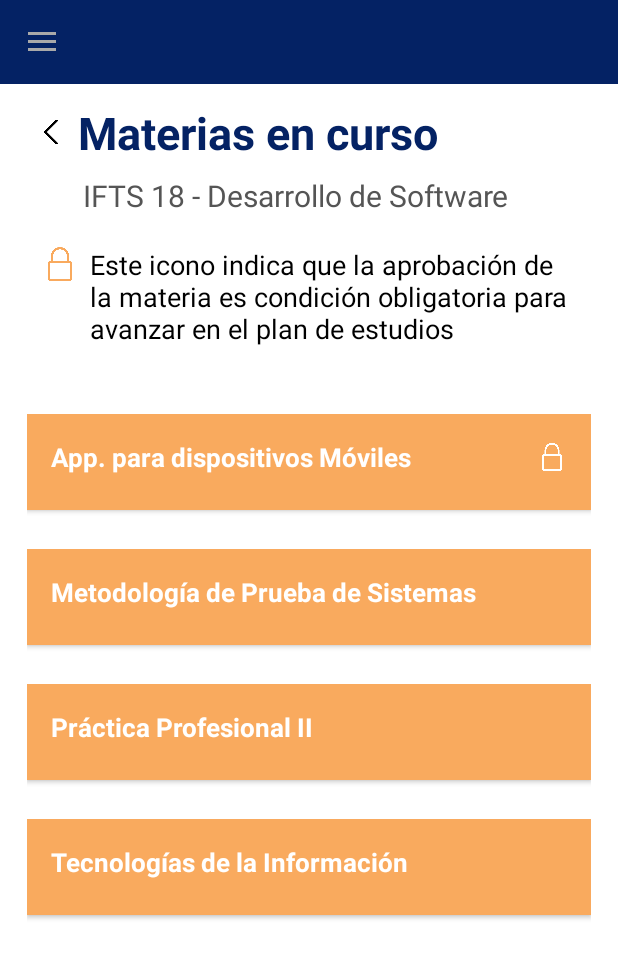
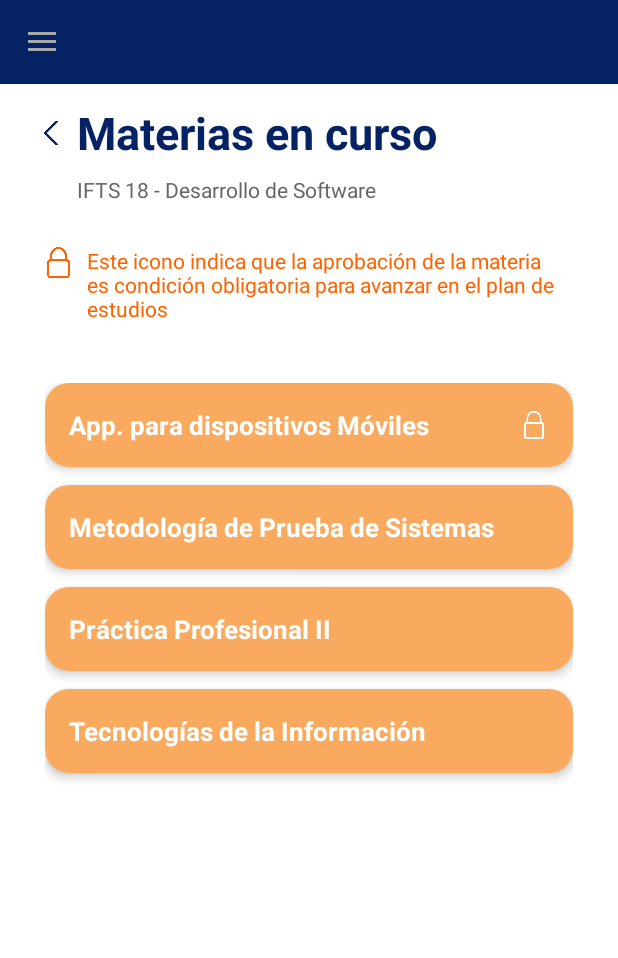
Before and after one commit to juan4450/TPfinal-Mobile, an Android app built with Jetpack Compose: the MateriasActivity screen opened directly, with no data from a screen before it, on a phone screen of 412 x 824 dp. Shown: the top 958 px of the screen. Run offline under Robolectric (Android 15) with nearby library versions, the phone set to English and light mode, and no system bars.

Commit message:
ajustes de diseño

```diff
--- a/app/src/main/java/com/example/tpfinalmobile/MateriasActivity.kt
+++ b/app/src/main/java/com/example/tpfinalmobile/MateriasActivity.kt
@@ -39,7 +39,7 @@ class MateriasActivity : BaseActivity() {
                 presentismo = 75,
                 apertura = "15 de mayo de 2025",
                 profesor = "Prof. Alejandro Peña",
-                horarios = "Martes 18hs a 22hs - Miércoles 18hs a 22hs",
+                horarios = "Martes 18 a 22 - Miércoles 18 a 22",
                 esObligatoria = true
             ),
             Materia(
@@ -50,7 +50,7 @@ class MateriasActivity : BaseActivity() {
                 presentismo = 80,
                 apertura = "11 de mayo de 2025",
                 profesor = "Prof. Martínez",
-                horarios = "Lunes 18hs a 22hs - Miércoles 18hs a 22hs",
+                horarios = "Lunes 18 a 22 - Miércoles 18 a 22",
                 esObligatoria = false
             ),
             Materia(
@@ -61,7 +61,7 @@ class MateriasActivity : BaseActivity() {
                 presentismo = 65,
                 apertura = "3 de junio de 2025",
                 profesor = "Prof. Fernández",
-                horarios = "Martes 18hs a 22hs - Jueves 18hs a 22hs",
+                horarios = "Martes 18 a 22 - Jueves 18 a 22",
                 esObligatoria = false
             ),
             Materia(
@@ -72,7 +72,7 @@ class MateriasActivity : BaseActivity() {
                 presentismo = 75,
                 apertura = "7 de mayo de 2025",
                 profesor = "Prof. López",
-                horarios = "Miércoles 18hs a 22hs - Viernes 18hs a 22hs",
+                horarios = "Miércoles 18 a 22 - Viernes 18 a 22",
                 esObligatoria = false
             )
         )
--- a/app/src/main/res/drawable/bg_boton_materia.xml
+++ b/app/src/main/res/drawable/bg_boton_materia.xml
@@ -1,5 +1,5 @@
 <?xml version="1.0" encoding="utf-8"?>
-<shape xmlns:android="http://schemas.android.com/apk/res/android" android:shape="rectangle">
+<shape xmlns:android="http://schemas.android.com/apk/res/android">
     <solid android:color="@color/button" />
     <corners android:radius="16dp" />
 </shape>
--- a/app/src/main/res/drawable/bg_boton_redondeado_naranja.xml
+++ b/app/src/main/res/drawable/bg_boton_redondeado_naranja.xml
@@ -1,5 +1,5 @@
 <?xml version="1.0" encoding="utf-8"?>
-<shape xmlns:android="http://schemas.android.com/apk/res/android" android:shape="rectangle">
+<shape xmlns:android="http://schemas.android.com/apk/res/android" >
     <solid android:color="@color/colorAccent" />
     <corners android:radius="20dp"/>
 </shape>
--- a/app/src/main/res/layout/activity_materias.xml
+++ b/app/src/main/res/layout/activity_materias.xml
@@ -22,75 +22,87 @@
             android:title=""
             app:popupTheme="@style/ThemeOverlay.AppCompat.Light" />
 
-        <RelativeLayout
+
+        <androidx.constraintlayout.widget.ConstraintLayout
             android:layout_width="match_parent"
             android:layout_height="wrap_content"
             android:background="@android:color/white"
+            android:paddingTop="12dp"
+            android:paddingBottom="8dp"
             android:paddingStart="16dp"
-            android:paddingTop="12dp"
             android:paddingEnd="16dp"
-            android:paddingBottom="8dp">
+            app:layout_constraintStart_toStartOf="parent"
+            app:layout_constraintTop_toBottomOf="@id/toolbar">
 
             <ImageView
                 android:id="@+id/btnVolver"
                 android:layout_width="24dp"
                 android:layout_height="24dp"
-                android:layout_alignParentStart="true"
                 android:layout_marginStart="6dp"
                 android:layout_marginTop="8dp"
                 android:layout_marginBottom="8dp"
                 android:background="@android:color/transparent"
-                android:contentDescription="@string/volver"
-                android:src="@drawable/ic_back" />
+                android:src="@drawable/ic_back"
+                app:tint="@color/colorPrimary"
+                app:layout_constraintStart_toStartOf="parent"
+                app:layout_constraintTop_toTopOf="parent"
+                app:layout_constraintBottom_toBottomOf="@id/tvTitulo" />
 
             <TextView
                 android:id="@+id/tvTitulo"
-                android:layout_width="wrap_content"
+                android:layout_width="0dp"
                 android:layout_height="wrap_content"
-                android:layout_marginStart="6dp"
-                android:layout_toEndOf="@+id/btnVolver"
                 android:text="@string/materias_titulo"
+                android:layout_marginStart="5dp"
+                android:textSize="30sp"
+                android:textStyle="bold"
                 android:textColor="@color/colorPrimary"
-                android:textSize="30sp"
-                android:textStyle="bold" />
-        </RelativeLayout>
+                app:layout_constraintStart_toEndOf="@id/btnVolver"
+                app:layout_constraintEnd_toEndOf="parent"
+                app:layout_constraintTop_toTopOf="parent"
+                app:layout_constraintBottom_toBottomOf="@id/btnVolver" />
 
-        <TextView
-            android:id="@+id/tvSubtitulo"
-            android:layout_width="393dp"
-            android:layout_height="wrap_content"
-            android:layout_marginBottom="8dp"
-            android:gravity="center"
-            android:text="@string/materias_subtitulo"
-            android:textColor="@color/textSecondary"
-            android:textSize="20sp" />
+            <TextView
+                android:id="@+id/tvSubtitulo"
+                android:layout_width="0dp"
+                android:layout_height="wrap_content"
+                android:layout_marginTop="8dp"
+                android:layout_marginBottom="8dp"
+                android:text="@string/home_user_details"
+                android:textColor="@color/grisOscuro"
+                android:textSize="14sp"
+                app:layout_constraintStart_toStartOf="@id/tvTitulo"
+                app:layout_constraintTop_toBottomOf="@id/tvTitulo"
+                app:layout_constraintEnd_toEndOf="parent" />
+
+        </androidx.constraintlayout.widget.ConstraintLayout>
 
         <LinearLayout
             android:layout_width="match_parent"
             android:layout_height="98dp"
+            android:layout_marginTop="8dp"
             android:layout_marginStart="16dp"
             android:layout_marginEnd="16dp"
-            android:layout_marginBottom="8dp"
             android:background="#00F2F2F2"
             android:orientation="horizontal"
             android:padding="12dp">
 
             <ImageView
-                android:layout_width="24dp"
-                android:layout_height="24dp"
+                android:layout_width="22dp"
+                android:layout_height="22dp"
                 android:layout_marginEnd="8dp"
                 android:backgroundTint="@color/colorMateria1"
                 android:contentDescription="@string/materia_obligatoria"
                 android:src="@drawable/ic_lock"
-                app:tint="@color/colorMateria1" />
+                app:tint="@color/icon_orange" />
 
             <TextView
                 android:layout_width="0dp"
                 android:layout_height="wrap_content"
                 android:layout_weight="1"
                 android:text="@string/materia_obligatoria_texto"
-                android:textColor="@android:color/black"
-                android:textSize="18sp" />
+                android:textColor="@color/icon_orange"
+                android:textSize="14sp" />
         </LinearLayout>
 
         <!-- Lista de materias -->
@@ -99,7 +111,9 @@
             android:layout_width="match_parent"
             android:layout_height="0dp"
             android:layout_weight="1"
-            android:padding="14dp"
+            android:paddingLeft="30dp"
+            android:paddingRight="30dp"
+            android:layout_marginTop="5dp"
             tools:listitem="@layout/item_materia" />
     </LinearLayout>
 
--- a/app/src/main/res/layout/item_asistencia.xml
+++ b/app/src/main/res/layout/item_asistencia.xml
@@ -21,7 +21,7 @@
             android:layout_weight="1"
             android:text="04/03"
             android:textColor="@color/black"
-            android:textSize="18sp" />
+            android:textSize="16sp" />
 
         <ImageView
             android:id="@+id/ivAsistencia"
--- a/app/src/main/res/layout/item_calificacion.xml
+++ b/app/src/main/res/layout/item_calificacion.xml
@@ -2,7 +2,7 @@
     android:layout_width="match_parent"
     android:layout_height="wrap_content"
     android:orientation="vertical"
-    android:paddingVertical="8dp"
+    android:paddingBottom="8dp"
     android:paddingHorizontal="12dp"
   >
 
@@ -20,7 +20,7 @@
             android:layout_weight="0.5"
             android:text="Primer Parcial"
             android:textColor="@color/black"
-            android:textSize="18sp" />
+            android:textSize="16sp"/>
 
         <TextView
             android:id="@+id/tvNota"
@@ -29,7 +29,7 @@
             android:layout_weight="0.5"
             android:gravity="end"
             android:text="90/100"
-            android:textSize="18sp"
+            android:textSize="16sp"
             android:textColor="@color/grisOscuro" />
     </LinearLayout>
 
--- a/app/src/main/res/layout/item_materia.xml
+++ b/app/src/main/res/layout/item_materia.xml
@@ -1,25 +1,21 @@
-<?xml version="1.0" encoding="utf-8"?>
-<LinearLayout xmlns:android="http://schemas.android.com/apk/res/android"
+<androidx.cardview.widget.CardView xmlns:android="http://schemas.android.com/apk/res/android"
+    xmlns:card_view="http://schemas.android.com/apk/res-auto"
     android:layout_width="match_parent"
     android:layout_height="wrap_content"
-    android:gravity="center_vertical"
-    android:orientation="horizontal"
-    android:padding="4dp">
+    android:layout_marginBottom="12dp"
+    card_view:cardCornerRadius="16dp"
+    card_view:cardElevation="4dp"
+    android:padding="10dp">
 
     <LinearLayout
         android:id="@+id/layoutBotonMateria"
-        android:layout_width="0dp"
-        android:layout_height="70dp"
-        android:layout_marginBottom="12dp"
-        android:layout_weight="1"
-        android:background="@drawable/bg_boton_materia"
-        android:tint="@android:color/white"
-        android:clipToPadding="false"
-        android:elevation="2dp"
-        android:gravity="center_vertical"
+        android:layout_width="match_parent"
+        android:layout_height="wrap_content"
         android:orientation="horizontal"
         android:paddingHorizontal="16dp"
-        android:paddingVertical="12dp">
+        android:paddingVertical="16dp"
+        android:gravity="center_vertical"
+        android:background="@color/button">
 
         <TextView
             android:id="@+id/tvNombreMateria"
@@ -40,4 +36,4 @@
             android:src="@drawable/ic_lock"
             android:visibility="gone" />
     </LinearLayout>
-</LinearLayout>
+</androidx.cardview.widget.CardView>
--- a/app/src/main/res/values/strings.xml
+++ b/app/src/main/res/values/strings.xml
@@ -68,7 +68,7 @@
     <string name="materias_titulo">Materias en curso</string>
     <string name="materia_nombre_demo">Des. Aplicaciones para Dispositivos Móviles</string>
     <string name="materia_profesor">Prof. Alejandro Peña</string>
-    <string name="materia_horarios">Martes 18hs a 22hs - Miércoles 18hs a 22hs</string>
+    <string name="materia_horarios">Martes 18 a 22 - Miércoles 18 a 22</string>
     <string name="materias_subtitulo">IFTS 18 - Desarrollo de Software</string>
 
     <!-- Detalle Materia -->
@@ -84,7 +84,7 @@
     <!-- Vencimientos -->
     <string name="vencimientos_titulo">Vencimientos</string>
     <string name="ver_vencimientos">Ver vencimientos</string>
-    <string name="vencimiento_titulo">TP Pendiente</string>
+    <string name="vencimiento_titulo">Próximo vencimiento</string>
     <string name="vencimiento_titulo_asignatura">Asignatura</string>
     <string name="vencimiento_apertura">Apertura</string>
     <string name="vencimiento_cierre">Cierre</string>
```
Also changed, not shown: app/src/main/res/layout/activity_calificacion.xml (+73 -45 lines), app/src/main/res/layout/activity_detalle_materia.xml (+56 -39 lines), app/src/main/res/layout/activity_detalle_vencimiento.xml (+62 -37 lines), app/src/main/res/layout/fragment_presentismo.xml (+67 -30 lines).
